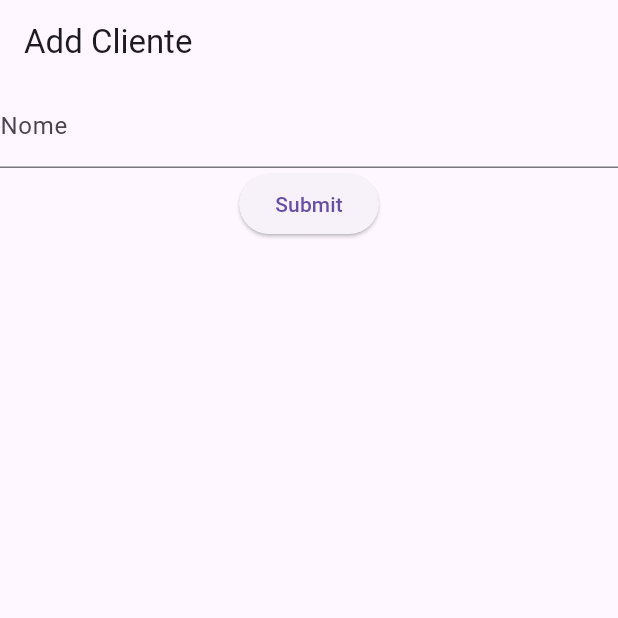
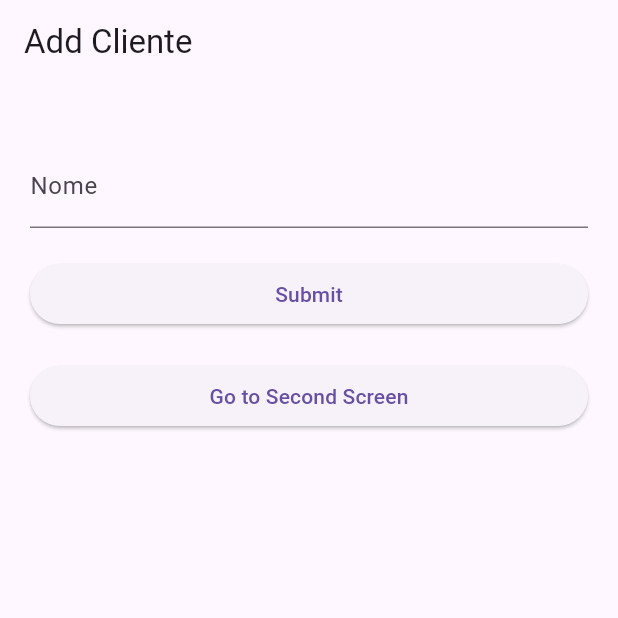
Before and after one commit to lamfsantos/controle-financeiro, a Flutter app: the screen it shows after launch, on a phone screen of 412 x 824 dp, the top half of it. Run offline on Flutter 3.47's test engine with Material 3 defaults, Android fonts, the phone set to English and light mode, and no system bars.

Commit message:
Layout da main ajustado e base da navegação entre páginas

```diff
--- a/flutter/app/lib/main.dart
+++ b/flutter/app/lib/main.dart
@@ -1,5 +1,7 @@
 import 'package:flutter/material.dart';
 import 'package:http/http.dart' as http;
+
+import 'teste.dart';
 
 void main() {
   runApp(MyApp());
@@ -48,10 +50,15 @@ class _ClienteFormState extends State<ClienteForm> {
       appBar: AppBar(
         title: Text('Add Cliente'),
       ),
-      body: Form(
-        key: _formKey,
+      body: Center(
+        child: Container(
+          padding: EdgeInsets.symmetric(horizontal: 20),
+          constraints: BoxConstraints(maxWidth: 600),
           child: Column(
+            mainAxisAlignment: MainAxisAlignment.start,
+            crossAxisAlignment: CrossAxisAlignment.stretch,
             children: <Widget>[
+              SizedBox(height: 40), // Add space at the top
               TextFormField(
                 decoration: InputDecoration(labelText: 'Nome'),
                 validator: (value) {
@@ -62,11 +69,23 @@ class _ClienteFormState extends State<ClienteForm> {
                 },
                 onSaved: (value) => _nome = value!,
               ),
+              SizedBox(height: 20),
               ElevatedButton(
                 onPressed: _submit,
                 child: Text('Submit'),
               ),
+              SizedBox(height: 20),
+              ElevatedButton(
+                onPressed: () {
+                  Navigator.push(
+                    context,
+                    MaterialPageRoute(builder: (context) => SecondScreen()),
+                  );
+                },
+                child: Text('Go to Second Screen'),
+              ),
             ],
+          ),
         ),
       ),
     );
--- /dev/null
+++ b/flutter/app/lib/teste.dart
@@ -0,0 +1,15 @@
+import 'package:flutter/material.dart';
+
+class SecondScreen extends StatelessWidget {
+  @override
+  Widget build(BuildContext context) {
+    return Scaffold(
+      appBar: AppBar(
+        title: Text('Second Screen'),
+      ),
+      body: Center(
+        child: Text('Welcome to the Second Screen!'),
+      ),
+    );
+  }
+}
```
Lines whose indentation alone changed are shown as unchanged.
